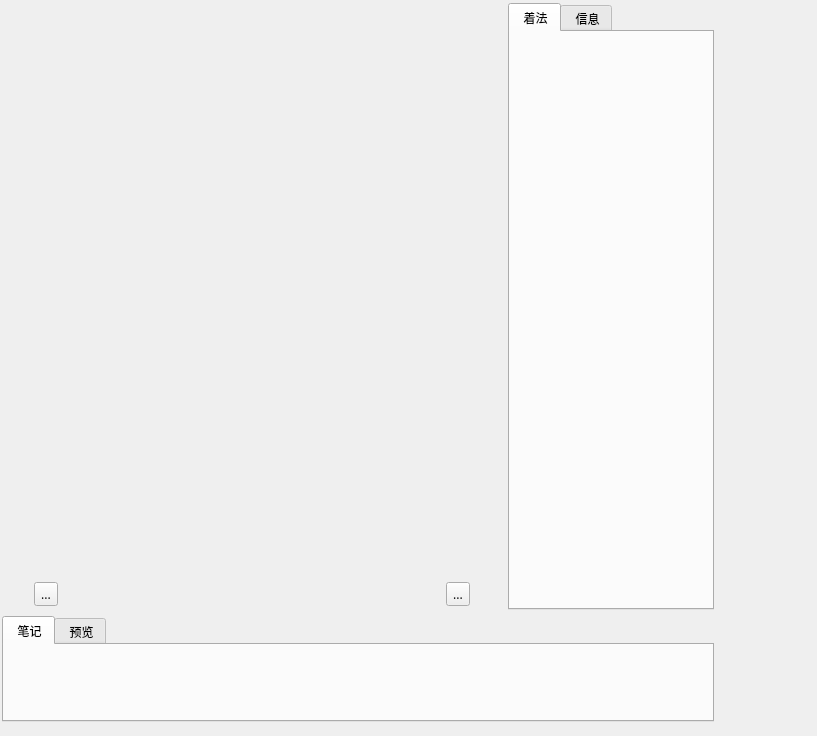
This is src/chessform.ui in hbsxcjp/cchess_qt as Qt 5 draws it before an edit. The edited form follows.
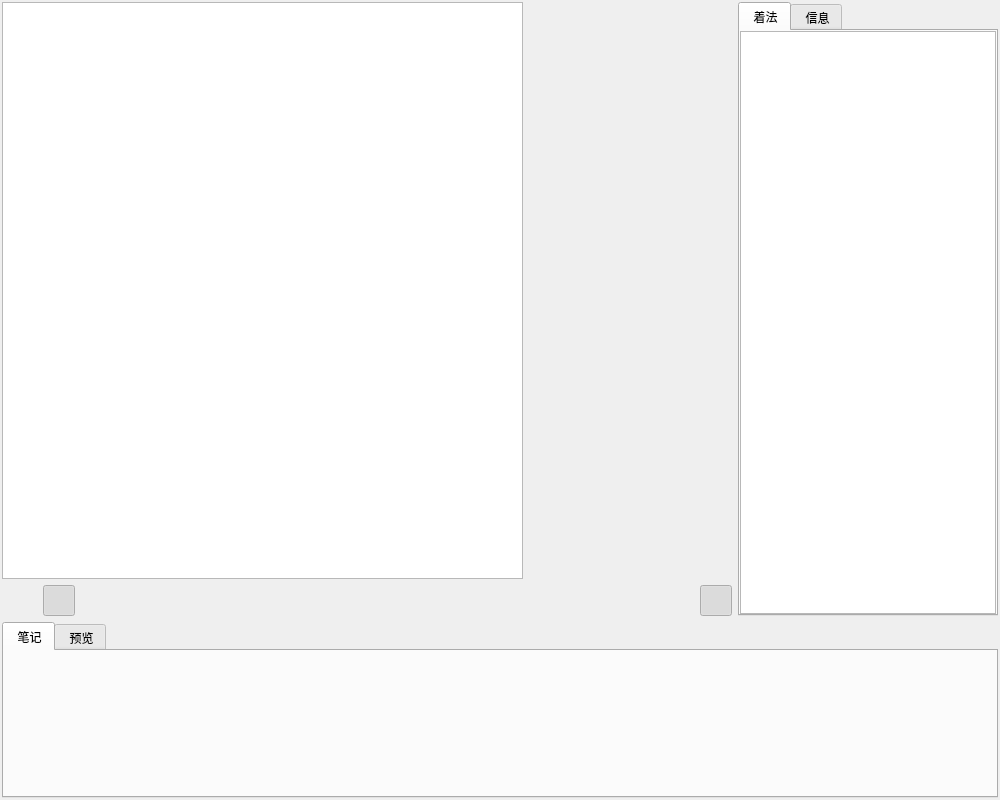
This is the edited form. Icons and pictures are not drawn.

The edit to the form file:
```diff
--- a/src/chessform.ui
+++ b/src/chessform.ui
@@ -6,8 +6,8 @@
    <rect>
     <x>0</x>
     <y>0</y>
-    <width>817</width>
-    <height>736</height>
+    <width>1000</width>
+    <height>800</height>
    </rect>
   </property>
   <property name="sizePolicy">
@@ -46,40 +46,84 @@
   <property name="windowFilePath">
    <string notr="true"/>
   </property>
-  <widget class="QWidget" name="">
-   <property name="geometry">
-    <rect>
-     <x>2</x>
-     <y>3</y>
-     <width>712</width>
-     <height>719</height>
-    </rect>
-   </property>
    <layout class="QVBoxLayout" name="verticalLayout_2">
+   <property name="sizeConstraint">
+    <enum>QLayout::SetDefaultConstraint</enum>
+   </property>
+   <property name="leftMargin">
+    <number>2</number>
+   </property>
+   <property name="topMargin">
+    <number>2</number>
+   </property>
+   <property name="rightMargin">
+    <number>2</number>
+   </property>
+   <property name="bottomMargin">
+    <number>2</number>
+   </property>
     <item>
      <layout class="QHBoxLayout" name="horizontalLayout_2">
       <item>
-       <layout class="QVBoxLayout" name="verticalLayout">
+      <layout class="QVBoxLayout" name="boardVerticalLayout">
+       <property name="sizeConstraint">
+        <enum>QLayout::SetDefaultConstraint</enum>
+       </property>
         <item>
-         <widget class="QWidget" name="boardWidget" native="true">
+        <widget class="QGraphicsView" name="boardGraphicsView">
           <property name="sizePolicy">
-           <sizepolicy hsizetype="Fixed" vsizetype="Fixed">
+          <sizepolicy hsizetype="Preferred" vsizetype="Fixed">
             <horstretch>0</horstretch>
             <verstretch>0</verstretch>
            </sizepolicy>
           </property>
           <property name="minimumSize">
            <size>
-            <width>500</width>
-            <height>570</height>
-           </size>
-          </property>
+           <width>521</width>
+           <height>577</height>
+          </size>
+         </property>
+         <property name="maximumSize">
+          <size>
+           <width>521</width>
+           <height>577</height>
+          </size>
+         </property>
+         <property name="toolTip">
+          <string notr="true"/>
+         </property>
+         <property name="statusTip">
+          <string notr="true"/>
+         </property>
+         <property name="whatsThis">
+          <string notr="true"/>
+         </property>
+         <property name="accessibleName">
+          <string notr="true"/>
+         </property>
+         <property name="accessibleDescription">
+          <string notr="true"/>
+         </property>
+         <property name="verticalScrollBarPolicy">
+          <enum>Qt::ScrollBarAlwaysOff</enum>
+         </property>
+         <property name="horizontalScrollBarPolicy">
+          <enum>Qt::ScrollBarAlwaysOff</enum>
+         </property>
+         <property name="sceneRect">
+          <rectf>
+           <x>0.000000000000000</x>
+           <y>0.000000000000000</y>
+           <width>3.000000000000000</width>
+           <height>0.000000000000000</height>
+          </rectf>
+         </property>
          </widget>
         </item>
         <item>
          <widget class="QWidget" name="navigateWidget" native="true">
           <property name="sizePolicy">
-           <sizepolicy hsizetype="Preferred" vsizetype="Preferred">
+          <sizepolicy hsizetype="Minimum" vsizetype="Minimum">
             <horstretch>0</horstretch>
             <verstretch>0</verstretch>
            </sizepolicy>
@@ -91,6 +135,9 @@
            </size>
           </property>
           <layout class="QHBoxLayout" name="horizontalLayout">
+          <property name="spacing">
+           <number>9</number>
+          </property>
            <property name="leftMargin">
             <number>0</number>
            </property>
@@ -106,10 +153,83 @@
            <item>
             <widget class="QToolButton" name="leftBtn">
              <property name="text">
-              <string notr="true">...</string>
-             </property>
-            </widget>
-           </item>
+             <string notr="true"/>
+            </property>
+            <property name="icon">
+             <iconset resource="../res.qrc">
+              <normaloff>:/res/icon/up1.svg</normaloff>:/res/icon/up1.svg</iconset>
+            </property>
+            <property name="iconSize">
+             <size>
+              <width>24</width>
+              <height>24</height>
+             </size>
+            </property>
+            <property name="checkable">
+             <bool>true</bool>
+            </property>
+            <property name="checked">
+             <bool>false</bool>
+            </property>
+            <property name="autoRaise">
+             <bool>true</bool>
+            </property>
+           </widget>
+          </item>
+          <item>
+           <widget class="QToolButton" name="downBtn">
+            <property name="toolTip">
+             <string notr="true"/>
+            </property>
+            <property name="statusTip">
+             <string notr="true"/>
+            </property>
+            <property name="whatsThis">
+             <string notr="true"/>
+            </property>
+            <property name="accessibleName">
+             <string notr="true"/>
+            </property>
+            <property name="accessibleDescription">
+             <string notr="true"/>
+            </property>
+            <property name="text">
+             <string notr="true"/>
+            </property>
+            <property name="icon">
+             <iconset resource="../res.qrc">
+              <normaloff>:/res/icon/down1.svg</normaloff>:/res/icon/down1.svg</iconset>
+            </property>
+            <property name="iconSize">
+             <size>
+              <width>24</width>
+              <height>24</height>
+             </size>
+            </property>
+            <property name="checkable">
+             <bool>true</bool>
+            </property>
+            <property name="checked">
+             <bool>true</bool>
+            </property>
+            <property name="autoRaise">
+             <bool>true</bool>
+            </property>
+           </widget>
+          </item>
+          <item>
+           <spacer name="horizontalSpacer_2">
+            <property name="orientation">
+             <enum>Qt::Horizontal</enum>
+            </property>
+            <property name="sizeHint" stdset="0">
+             <size>
+              <width>40</width>
+              <height>20</height>
+             </size>
+            </property>
+           </spacer>
+          </item>
            <item>
             <widget class="QToolButton" name="startBtn">
              <property name="toolTip">
@@ -202,42 +322,7 @@
              </property>
              <property name="icon">
               <iconset resource="../res.qrc">
-               <normaloff>:/res/right.svg</normaloff>:/res/right.svg</iconset>
-             </property>
-             <property name="iconSize">
-              <size>
-               <width>24</width>
-               <height>24</height>
-              </size>
-             </property>
-             <property name="autoRaise">
-              <bool>true</bool>
-             </property>
-            </widget>
-           </item>
-           <item>
-            <widget class="QToolButton" name="otherBtn">
-             <property name="toolTip">
-              <string notr="true"> 变着</string>
-             </property>
-             <property name="statusTip">
-              <string notr="true"/>
-             </property>
-             <property name="whatsThis">
-              <string notr="true"/>
-             </property>
-             <property name="accessibleName">
-              <string notr="true"/>
-             </property>
-             <property name="accessibleDescription">
-              <string notr="true"/>
-             </property>
-             <property name="text">
-              <string notr="true"/>
-             </property>
-             <property name="icon">
-              <iconset resource="../res.qrc">
-               <normaloff>:/res/more.svg</normaloff>:/res/more.svg</iconset>
+              <normaloff>:/res/icon/right.svg</normaloff>:/res/icon/right.svg</iconset>
              </property>
              <property name="iconSize">
               <size>
@@ -285,10 +370,77 @@
              </property>
             </widget>
            </item>
+          <item>
+           <widget class="QToolButton" name="otherBtn">
+            <property name="toolTip">
+             <string notr="true"> 变着</string>
+            </property>
+            <property name="statusTip">
+             <string notr="true"/>
+            </property>
+            <property name="whatsThis">
+             <string notr="true"/>
+            </property>
+            <property name="accessibleName">
+             <string notr="true"/>
+            </property>
+            <property name="accessibleDescription">
+             <string notr="true"/>
+            </property>
+            <property name="text">
+             <string notr="true"/>
+            </property>
+            <property name="icon">
+             <iconset resource="../res.qrc">
+              <normaloff>:/res/icon/more.svg</normaloff>:/res/icon/more.svg</iconset>
+            </property>
+            <property name="iconSize">
+             <size>
+              <width>24</width>
+              <height>24</height>
+             </size>
+            </property>
+            <property name="autoRaise">
+             <bool>true</bool>
+            </property>
+           </widget>
+          </item>
+          <item>
+           <spacer name="horizontalSpacer">
+            <property name="orientation">
+             <enum>Qt::Horizontal</enum>
+            </property>
+            <property name="sizeHint" stdset="0">
+             <size>
+              <width>40</width>
+              <height>20</height>
+             </size>
+            </property>
+           </spacer>
+          </item>
            <item>
             <widget class="QToolButton" name="rightBtn">
              <property name="text">
-              <string notr="true">...</string>
+             <string notr="true"/>
+            </property>
+            <property name="icon">
+             <iconset resource="../res.qrc">
+              <normaloff>:/res/icon/add.svg</normaloff>:/res/icon/add.svg</iconset>
+            </property>
+            <property name="iconSize">
+             <size>
+              <width>24</width>
+              <height>24</height>
+             </size>
+            </property>
+            <property name="checkable">
+             <bool>true</bool>
+            </property>
+            <property name="checked">
+             <bool>true</bool>
+            </property>
+            <property name="autoRaise">
+             <bool>true</bool>
              </property>
             </widget>
            </item>
@@ -299,9 +451,15 @@
       </item>
       <item>
        <widget class="QTabWidget" name="infoTabWidget">
+       <property name="sizePolicy">
+        <sizepolicy hsizetype="Preferred" vsizetype="Preferred">
+         <horstretch>0</horstretch>
+         <verstretch>0</verstretch>
+        </sizepolicy>
+       </property>
         <property name="minimumSize">
          <size>
-          <width>200</width>
+         <width>0</width>
           <height>0</height>
          </size>
         </property>
@@ -327,6 +485,42 @@
          <attribute name="title">
           <string notr="true"> 着法</string>
          </attribute>
+        <layout class="QVBoxLayout" name="verticalLayout_3">
+         <property name="leftMargin">
+          <number>0</number>
+         </property>
+         <property name="topMargin">
+          <number>0</number>
+         </property>
+         <property name="rightMargin">
+          <number>0</number>
+         </property>
+         <property name="bottomMargin">
+          <number>0</number>
+         </property>
+         <item>
+          <widget class="QPlainTextEdit" name="moveTextEdit">
+           <property name="toolTip">
+            <string notr="true"/>
+           </property>
+           <property name="statusTip">
+            <string notr="true"/>
+           </property>
+           <property name="whatsThis">
+            <string notr="true"/>
+           </property>
+           <property name="accessibleName">
+            <string notr="true"/>
+           </property>
+           <property name="accessibleDescription">
+            <string notr="true"/>
+           </property>
+           <property name="lineWidth">
+            <number>0</number>
+           </property>
+          </widget>
+         </item>
+        </layout>
         </widget>
         <widget class="QWidget" name="infoTab">
          <attribute name="title">
@@ -339,12 +533,33 @@
     </item>
     <item>
      <widget class="QTabWidget" name="studyTabWidget">
+     <property name="sizePolicy">
+      <sizepolicy hsizetype="Preferred" vsizetype="Preferred">
+       <horstretch>0</horstretch>
+       <verstretch>0</verstretch>
+      </sizepolicy>
+     </property>
       <property name="minimumSize">
        <size>
         <width>0</width>
-        <height>100</height>
-       </size>
-      </property>
+       <height>0</height>
+      </size>
+     </property>
+     <property name="toolTip">
+      <string notr="true"/>
+     </property>
+     <property name="statusTip">
+      <string notr="true"/>
+     </property>
+     <property name="whatsThis">
+      <string notr="true"/>
+     </property>
+     <property name="accessibleName">
+      <string notr="true"/>
+     </property>
+     <property name="accessibleDescription">
+      <string notr="true"/>
+     </property>
       <property name="currentIndex">
        <number>0</number>
       </property>
@@ -361,7 +576,17 @@
      </widget>
     </item>
    </layout>
-  </widget>
+  <action name="actNextMove">
+   <property name="text">
+    <string>下着</string>
+   </property>
+   <property name="toolTip">
+    <string>前进一步</string>
+   </property>
+   <property name="shortcut">
+    <string>Right</string>
+   </property>
+  </action>
  </widget>
  <resources>
   <include location="../res.qrc"/>
```
Left out of the diff: 109 changed lines with no effect on the pictures. Lines whose indentation alone changed are shown as unchanged.
